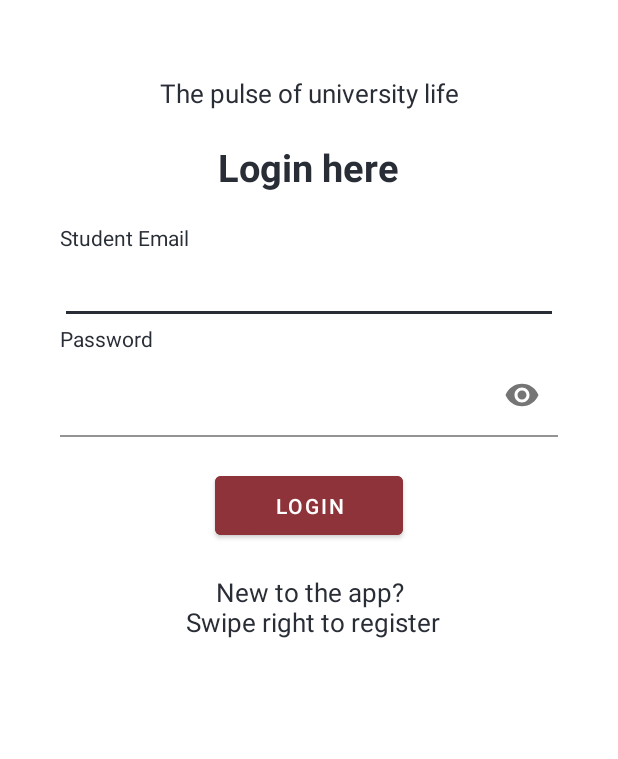
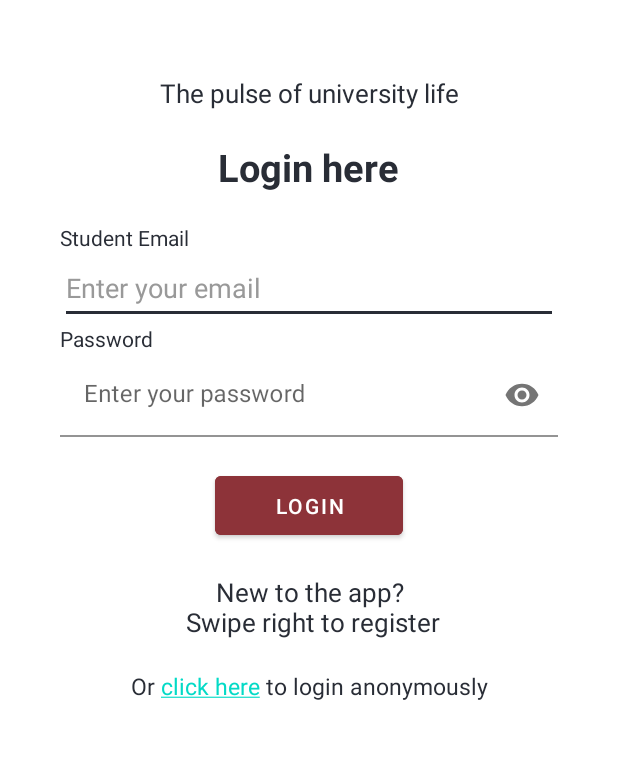
Before and after one commit to ChiragAgg5k/bu-news-android, an Android app: the screen it shows after launch (AuthenticationActivity), on a phone screen of 412 x 824 dp, the part 285-1044 px from its top. Run offline under Robolectric (Android 15) with nearby library versions, the phone set to English and light mode, and no system bars; our stand-ins replace Firebase (no records; nobody signed in at launch, a user with empty details on screens opened directly); libraries missing offline, so code that uses them is left out: com.daimajia.androidanimations.

Commit message:
working on anonymous login

```diff
--- a/app/src/main/java/com/chiragagg5k/bu_news_android/LoginFragment.java
+++ b/app/src/main/java/com/chiragagg5k/bu_news_android/LoginFragment.java
@@ -2,11 +2,15 @@ package com.chiragagg5k.bu_news_android;
 
 import android.content.Intent;
 import android.os.Bundle;
+import android.text.Spannable;
+import android.text.SpannableString;
+import android.text.style.ClickableSpan;
 import android.view.LayoutInflater;
 import android.view.View;
 import android.view.ViewGroup;
 import android.widget.Button;
 import android.widget.EditText;
+import android.widget.TextView;
 import android.widget.Toast;
 
 import androidx.annotation.NonNull;
@@ -19,6 +23,7 @@ import com.google.firebase.auth.FirebaseAuth;
 import com.google.firebase.auth.FirebaseUser;
 
 import org.jetbrains.annotations.NotNull;
+import org.w3c.dom.Text;
 
 
 public class LoginFragment extends Fragment {
@@ -27,6 +32,7 @@ public class LoginFragment extends Fragment {
     Button login_button;
     FirebaseAuth mAuth;
     FirebaseUser user;
+    TextView link_anonymous;
 
     public LoginFragment() {
         // Required empty public constructor
@@ -46,6 +52,19 @@ public class LoginFragment extends Fragment {
         user = FirebaseAuth.getInstance().getCurrentUser();
         email = view.findViewById(R.id.email);
         password = view.findViewById(R.id.password);
+        link_anonymous = view.findViewById(R.id.link_anonymous);
+
+        String anonymous = "Or click here to login anonymously";
+        SpannableString spannableString = new SpannableString(anonymous);
+        spannableString.setSpan(new ClickableSpan() {
+            @Override
+            public void onClick(@NonNull @NotNull View widget) {
+                startActivity(new Intent(getActivity(), DashboardActivity.class));
+            }
+        }, 3, 13, Spannable.SPAN_EXCLUSIVE_EXCLUSIVE);
+        link_anonymous.setText(spannableString);
+        link_anonymous.setMovementMethod(new android.text.method.LinkMovementMethod());
+
 
         if (user != null) {
             startActivity(new Intent(getActivity(), DashboardActivity.class));
--- a/app/src/main/res/layout/fragment_login.xml
+++ b/app/src/main/res/layout/fragment_login.xml
@@ -17,7 +17,8 @@
             android:layout_gravity="center"
             android:layout_marginVertical="40dp"
             android:scaleType="fitXY"
-            android:src="@drawable/bunews_logo" />
+            android:src="@drawable/bunews_logo"
+            android:contentDescription="@string/app_name" />
 
         <TextView
             android:id="@+id/tagline"
@@ -35,7 +36,7 @@
             android:layout_height="wrap_content"
             android:layout_gravity="center"
             android:layout_marginTop="20dp"
-            android:text="Login here"
+            android:text="@string/login_here"
             android:textSize="25sp"
             android:textStyle="bold" />
 
@@ -45,25 +46,29 @@
             android:layout_height="wrap_content"
             android:layout_marginHorizontal="40dp"
             android:layout_marginTop="20sp"
-            android:text="Student Email" />
+            android:text="@string/student_email" />
 
         <EditText
             android:id="@+id/email"
             android:layout_width="match_parent"
+            android:maxWidth="100dp"
             android:layout_height="48dp"
             android:layout_marginHorizontal="40dp"
             android:autofillHints="email"
             android:backgroundTint="@color/textColor"
             android:ems="10"
             android:inputType="textEmailAddress"
-            android:singleLine="true" />
+            android:singleLine="true"
+            android:labelFor="@+id/email"
+            android:hint="@string/enter_your_email"
+            />
 
         <TextView
             android:id="@+id/thirdTxt"
             android:layout_width="wrap_content"
             android:layout_height="wrap_content"
             android:layout_marginHorizontal="40dp"
-            android:text="Password" />
+            android:text="@string/password" />
 
         <com.google.android.material.textfield.TextInputLayout
             android:id="@+id/etPasswordLayout"
@@ -77,7 +82,9 @@
                 android:id="@+id/password"
                 android:layout_width="match_parent"
                 android:layout_height="wrap_content"
-                android:inputType="textPassword" />
+                android:inputType="textPassword"
+                android:hint="@string/enter_your_password"
+                />
 
         </com.google.android.material.textfield.TextInputLayout>
 
@@ -90,7 +97,7 @@
             android:backgroundTint="#8D3339"
             android:paddingHorizontal="40dp"
             android:paddingVertical="10dp"
-            android:text="Login" />
+            android:text="@string/login" />
 
         <TextView
             android:id="@+id/link_login"
@@ -98,8 +105,18 @@
             android:layout_height="wrap_content"
             android:layout_marginTop="20dp"
             android:gravity="center"
-            android:text="New to the app?\n Swipe right to register"
+            android:text="@string/swipe_to_register"
             android:textSize="17sp" />
+
+        <TextView
+            android:id="@+id/link_anonymous"
+            android:layout_width="match_parent"
+            android:layout_height="wrap_content"
+            android:text="@string/anonymous_login_text"
+            android:textSize="15sp"
+            android:gravity="center"
+            android:layout_marginTop="20dp"
+            />
 
     </LinearLayout>
 </ScrollView>
--- a/app/src/main/res/layout/side_nav_header.xml
+++ b/app/src/main/res/layout/side_nav_header.xml
@@ -17,7 +17,7 @@
         android:layout_height="match_parent"
         android:layout_below="@+id/side_nav_profile_image"
         android:layout_marginVertical="20dp"
-        android:text="@string/placeholder_name_text"
+        android:text="User"
         android:textAlignment="center"
         android:textSize="15sp"
         android:textStyle="bold" />
--- a/app/src/main/res/values/strings.xml
+++ b/app/src/main/res/values/strings.xml
@@ -52,11 +52,17 @@
     <string name="profile_icon">profile icon</string>
     <string name="full_name">Full Name</string>
     <string name="email_icon">email icon</string>
-    <!-- TODO: Remove or change this placeholder text -->
-    <string name="hello_blank_fragment">Hello blank fragment</string>
+
     <string name="select_date_label">Please select a date</string>
     <string name="date_unavailable_label">Date not available</string>
     <string name="no_sub_news">No subscribed news yet. Subscribe to your desired categories to get news from them.</string>
     <string name="weather_unavailable">Weather data unavailable</string>
+    <string name="login_here">Login here</string>
+    <string name="student_email">Student Email</string>
+    <string name="password">Password</string>
+    <string name="swipe_to_register">New to the app?\n Swipe right to register</string>
+    <string name="anonymous_login_text">Or click here to login anonymously</string>
+    <string name="enter_your_password">Enter your password</string>
+    <string name="enter_your_email">Enter your email</string>
 
 </resources>
```
Also changed, not shown: app/src/main/java/com/chiragagg5k/bu_news_android/DashboardActivity.java (+12 -1 lines), app/src/main/java/com/chiragagg5k/bu_news_android/EventsFragment.java (+24 -16 lines), app/src/main/java/com/chiragagg5k/bu_news_android/HomeFragment.java (+14 -3 lines), app/src/main/java/com/chiragagg5k/bu_news_android/ProfileActivity.java (+12 -7 lines), app/src/main/res/layout/activity_profile.xml (+5 -5 lines).
